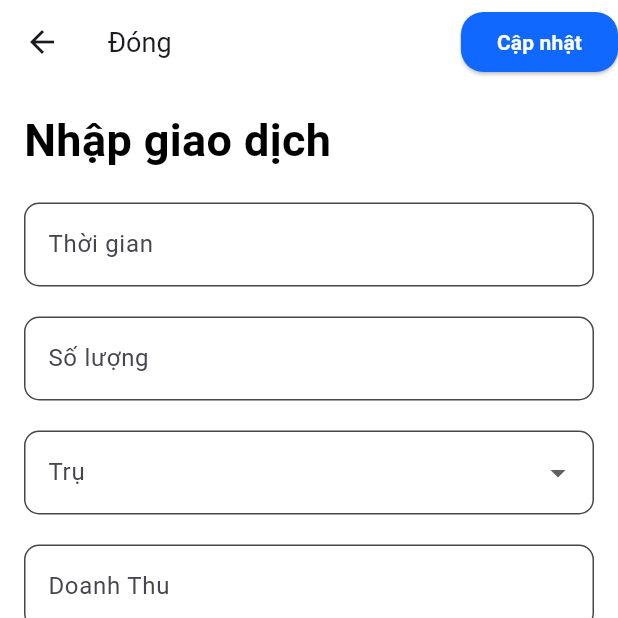
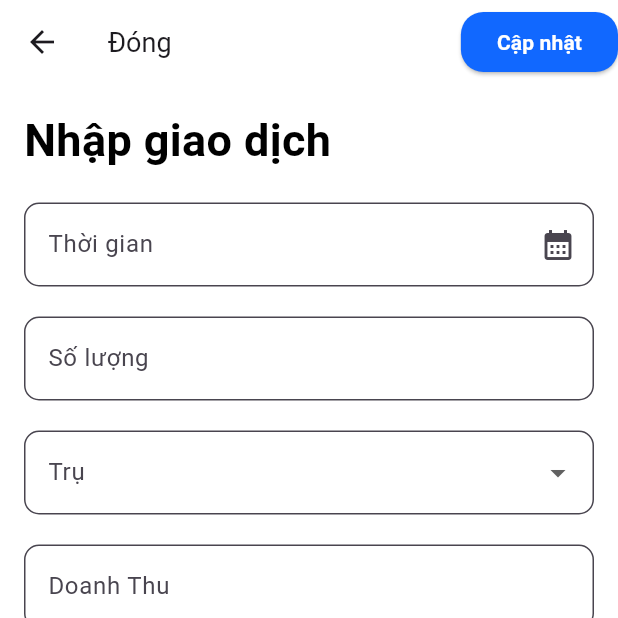
Before and after one commit to ThahnHCMUS/test, a Flutter app: the screen it shows after launch, on a phone screen of 412 x 824 dp, the top half of it. Run offline on Flutter 3.47's test engine with Material 3 defaults, Android fonts, the phone set to English and light mode, and no system bars; drawn by our look-alikes of flutter_form_builder; our stand-ins replace bloc, equatable, file_picker, flutter_bloc; missing offline and left inert: excel.

Commit message:
done task2

```diff
--- a/task2/lib/add_screen.dart
+++ b/task2/lib/add_screen.dart
@@ -90,6 +90,7 @@ class _TransactionEntryPageState extends State<TransactionEntryPage> {
                     name: 'transaction_time',
                     inputType: InputType.both,
                     decoration: const InputDecoration(
+                      suffixIcon: Icon(Icons.calendar_month),
                       labelText: 'Thời gian',
                       filled: true,
                       fillColor: Colors.white,
```
